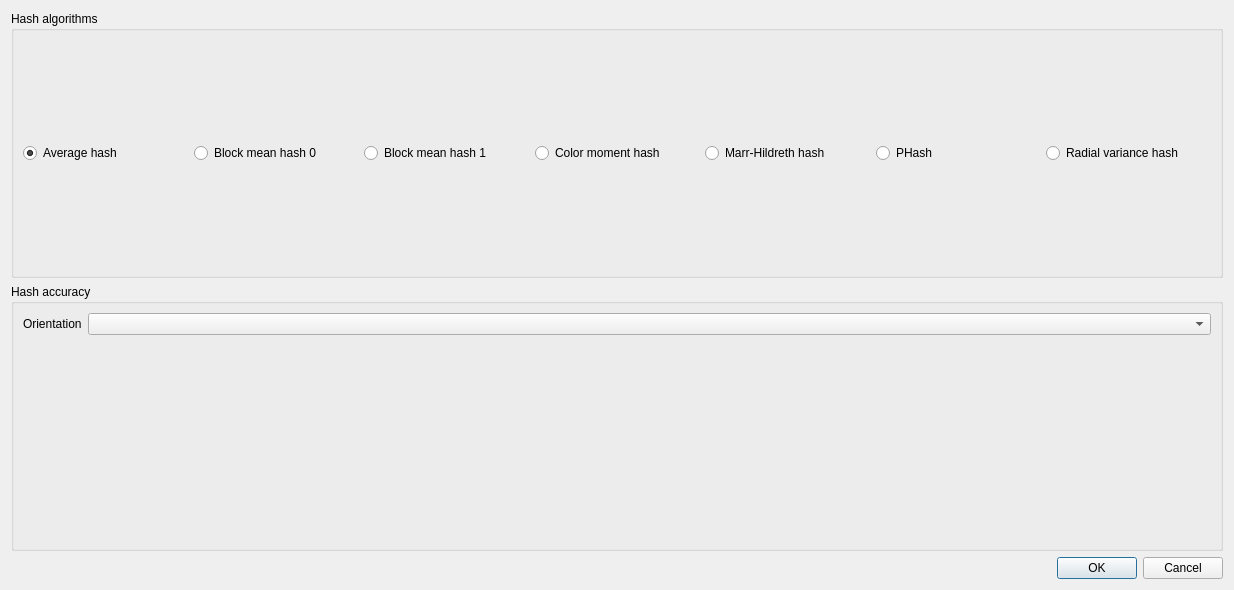
Before: the Qt Designer form ui/advance_setting_dialog.ui in stereomatchingkiss/similar_vision, drawn with Qt 5.
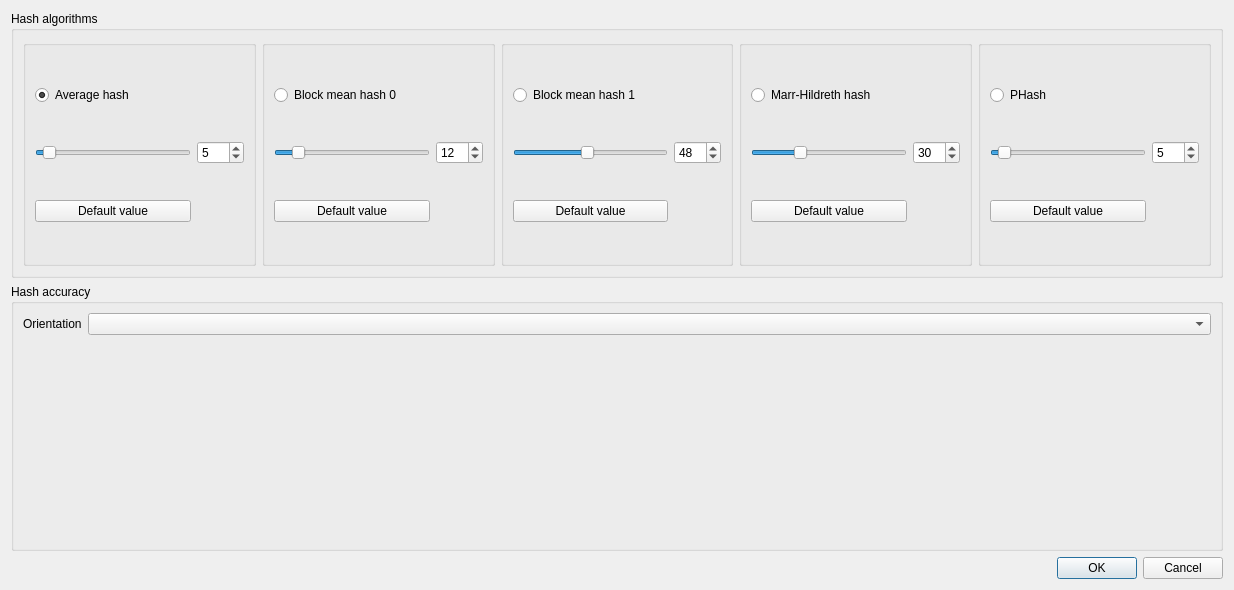
After: the same form once the commit is applied. Custom widgets are drawn as their Qt base class.

Commit message: able to set the threshold of each algorithms

Diff of the .ui file:
```diff
--- a/ui/advance_setting_dialog.ui
+++ b/ui/advance_setting_dialog.ui
@@ -25,55 +25,239 @@
          </property>
          <layout class="QHBoxLayout" name="horizontalLayout">
           <item>
-           <widget class="QRadioButton" name="rb_avg_hash">
-            <property name="text">
-             <string>Average hash</string>
+           <widget class="QGroupBox" name="groupBox_2">
+            <property name="title">
+             <string/>
             </property>
-            <property name="checked">
-             <bool>true</bool>
-            </property>
+            <layout class="QGridLayout" name="gridLayout">
+             <item row="0" column="0">
+              <widget class="QRadioButton" name="rb_avg_hash">
+               <property name="text">
+                <string>Average hash</string>
+               </property>
+               <property name="checked">
+                <bool>true</bool>
+               </property>
+              </widget>
+             </item>
+             <item row="1" column="0">
+              <widget class="QSlider" name="hs_avg_hash">
+               <property name="maximum">
+                <number>100</number>
+               </property>
+               <property name="value">
+                <number>5</number>
+               </property>
+               <property name="orientation">
+                <enum>Qt::Horizontal</enum>
+               </property>
+              </widget>
+             </item>
+             <item row="1" column="1">
+              <widget class="QSpinBox" name="spinBox">
+               <property name="maximum">
+                <number>100</number>
+               </property>
+               <property name="value">
+                <number>5</number>
+               </property>
+              </widget>
+             </item>
+             <item row="2" column="0">
+              <widget class="QPushButton" name="pb_avg_hash_default">
+               <property name="text">
+                <string>Default value</string>
+               </property>
+              </widget>
+             </item>
+            </layout>
            </widget>
           </item>
           <item>
-           <widget class="QRadioButton" name="rb_bm_hash_0">
-            <property name="text">
-             <string>Block mean hash 0</string>
+           <widget class="QGroupBox" name="groupBox_4">
+            <property name="title">
+             <string/>
             </property>
+            <layout class="QGridLayout" name="gridLayout_3">
+             <item row="0" column="0" colspan="2">
+              <widget class="QRadioButton" name="rb_bm_hash_0">
+               <property name="text">
+                <string>Block mean hash 0</string>
+               </property>
+              </widget>
+             </item>
+             <item row="1" column="0">
+              <widget class="QSlider" name="hs_bmh_0">
+               <property name="maximum">
+                <number>100</number>
+               </property>
+               <property name="value">
+                <number>12</number>
+               </property>
+               <property name="orientation">
+                <enum>Qt::Horizontal</enum>
+               </property>
+              </widget>
+             </item>
+             <item row="1" column="1">
+              <widget class="QSpinBox" name="spinBox_2">
+               <property name="minimum">
+                <number>0</number>
+               </property>
+               <property name="maximum">
+                <number>100</number>
+               </property>
+               <property name="value">
+                <number>12</number>
+               </property>
+              </widget>
+             </item>
+             <item row="2" column="0">
+              <widget class="QPushButton" name="pb_bmh_0_default">
+               <property name="text">
+                <string>Default value</string>
+               </property>
+              </widget>
+             </item>
+            </layout>
            </widget>
           </item>
           <item>
-           <widget class="QRadioButton" name="rb_bm_hash_1">
-            <property name="text">
-             <string>Block mean hash 1</string>
+           <widget class="QGroupBox" name="groupBox_5">
+            <property name="title">
+             <string/>
             </property>
+            <layout class="QGridLayout" name="gridLayout_4">
+             <item row="0" column="0">
+              <widget class="QRadioButton" name="rb_bm_hash_1">
+               <property name="text">
+                <string>Block mean hash 1</string>
+               </property>
+              </widget>
+             </item>
+             <item row="1" column="0">
+              <widget class="QSlider" name="hs_bmh_1">
+               <property name="maximum">
+                <number>100</number>
+               </property>
+               <property name="value">
+                <number>48</number>
+               </property>
+               <property name="orientation">
+                <enum>Qt::Horizontal</enum>
+               </property>
+              </widget>
+             </item>
+             <item row="1" column="1">
+              <widget class="QSpinBox" name="spinBox_3">
+               <property name="maximum">
+                <number>100</number>
+               </property>
+               <property name="value">
+                <number>48</number>
+               </property>
+              </widget>
+             </item>
+             <item row="2" column="0">
+              <widget class="QPushButton" name="pb_bmh_1_default">
+               <property name="text">
+                <string>Default value</string>
+               </property>
+              </widget>
+             </item>
+            </layout>
            </widget>
           </item>
           <item>
-           <widget class="QRadioButton" name="rb_color_moment_hash">
-            <property name="text">
-             <string>Color moment hash</string>
+           <widget class="QGroupBox" name="groupBox_6">
+            <property name="title">
+             <string/>
             </property>
+            <layout class="QGridLayout" name="gridLayout_5">
+             <item row="0" column="0">
+              <widget class="QRadioButton" name="rb_marr_hash">
+               <property name="text">
+                <string>Marr-Hildreth hash</string>
+               </property>
+              </widget>
+             </item>
+             <item row="1" column="0">
+              <widget class="QSlider" name="hs_marr_hash">
+               <property name="maximum">
+                <number>100</number>
+               </property>
+               <property name="value">
+                <number>30</number>
+               </property>
+               <property name="orientation">
+                <enum>Qt::Horizontal</enum>
+               </property>
+              </widget>
+             </item>
+             <item row="1" column="1">
+              <widget class="QSpinBox" name="spinBox_4">
+               <property name="maximum">
+                <number>100</number>
+               </property>
+               <property name="value">
+                <number>30</number>
+               </property>
+              </widget>
+             </item>
+             <item row="2" column="0">
+              <widget class="QPushButton" name="pb_marr_hildreth_default">
+               <property name="text">
+                <string>Default value</string>
+               </property>
+              </widget>
+             </item>
+            </layout>
            </widget>
           </item>
           <item>
-           <widget class="QRadioButton" name="rb_marr_hash">
-            <property name="text">
-             <string>Marr-Hildreth hash</string>
+           <widget class="QGroupBox" name="groupBox_7">
+            <property name="title">
+             <string/>
             </property>
-           </widget>
-          </item>
-          <item>
-           <widget class="QRadioButton" name="rb_phash">
-            <property name="text">
-             <string>PHash</string>
-            </property>
-           </widget>
-          </item>
-          <item>
-           <widget class="QRadioButton" name="rb_radial_hash">
-            <property name="text">
-             <string>Radial variance hash</string>
-            </property>
+            <layout class="QGridLayout" name="gridLayout_6">
+             <item row="0" column="0">
+              <widget class="QRadioButton" name="rb_phash">
+               <property name="text">
+                <string>PHash</string>
+               </property>
+              </widget>
+             </item>
+             <item row="1" column="0">
+              <widget class="QSlider" name="hs_phash">
+               <property name="maximum">
+                <number>100</number>
+               </property>
+               <property name="value">
+                <number>5</number>
+               </property>
+               <property name="orientation">
+                <enum>Qt::Horizontal</enum>
+               </property>
+              </widget>
+             </item>
+             <item row="1" column="1">
+              <widget class="QSpinBox" name="spinBox_5">
+               <property name="maximum">
+                <number>100</number>
+               </property>
+               <property name="value">
+                <number>5</number>
+               </property>
+              </widget>
+             </item>
+             <item row="2" column="0">
+              <widget class="QPushButton" name="pb_phash_default">
+               <property name="text">
+                <string>Default value</string>
+               </property>
+              </widget>
+             </item>
+            </layout>
            </widget>
           </item>
          </layout>
```
Left out of the diff: 168 changed lines with no effect on the pictures. The commit also changes 2 other files.
